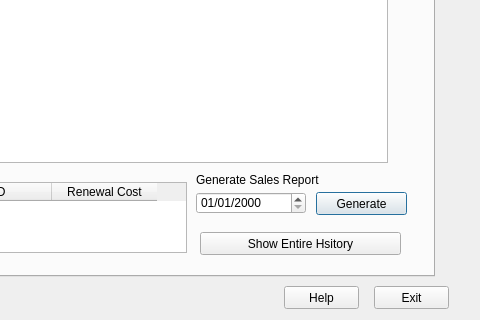
Above: WarehouseIO/mainprogram.ui from mulvaneya7/Bad-Badgers before the change; both pictures show x 346 to 826 and y 244 to 564 of the 826 by 564 pixel window. Below: the same form after it.
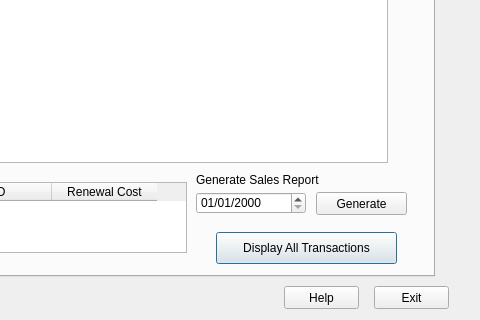
That is the form after the change.

Patch:
```diff
--- a/WarehouseIO/mainprogram.ui
+++ b/WarehouseIO/mainprogram.ui
@@ -101,6 +101,9 @@
      <property name="text">
       <string>Generate</string>
      </property>
+     <property name="autoDefault">
+      <bool>false</bool>
+     </property>
     </widget>
     <widget class="QLabel" name="reportPrompt">
      <property name="geometry">
@@ -115,19 +118,6 @@
       <string>Generate Sales Report</string>
      </property>
     </widget>
-    <widget class="QPushButton" name="RefreshTransTable">
-     <property name="geometry">
-      <rect>
-       <x>504</x>
-       <y>430</y>
-       <width>201</width>
-       <height>23</height>
-      </rect>
-     </property>
-     <property name="text">
-      <string>Show Entire Hsitory</string>
-     </property>
-    </widget>
     <widget class="QTableWidget" name="Expirationoutput">
      <property name="geometry">
       <rect>
@@ -183,6 +173,19 @@
       <string>Expiring Members this month</string>
      </property>
     </widget>
+    <widget class="QPushButton" name="PrintTransaction">
+     <property name="geometry">
+      <rect>
+       <x>520</x>
+       <y>430</y>
+       <width>181</width>
+       <height>32</height>
+      </rect>
+     </property>
+     <property name="text">
+      <string>Display All Transactions</string>
+     </property>
+    </widget>
    </widget>
    <widget class="QWidget" name="MemberList">
     <attribute name="title">
```
Left out of the diff: 3 changed lines with no effect on the pictures.
